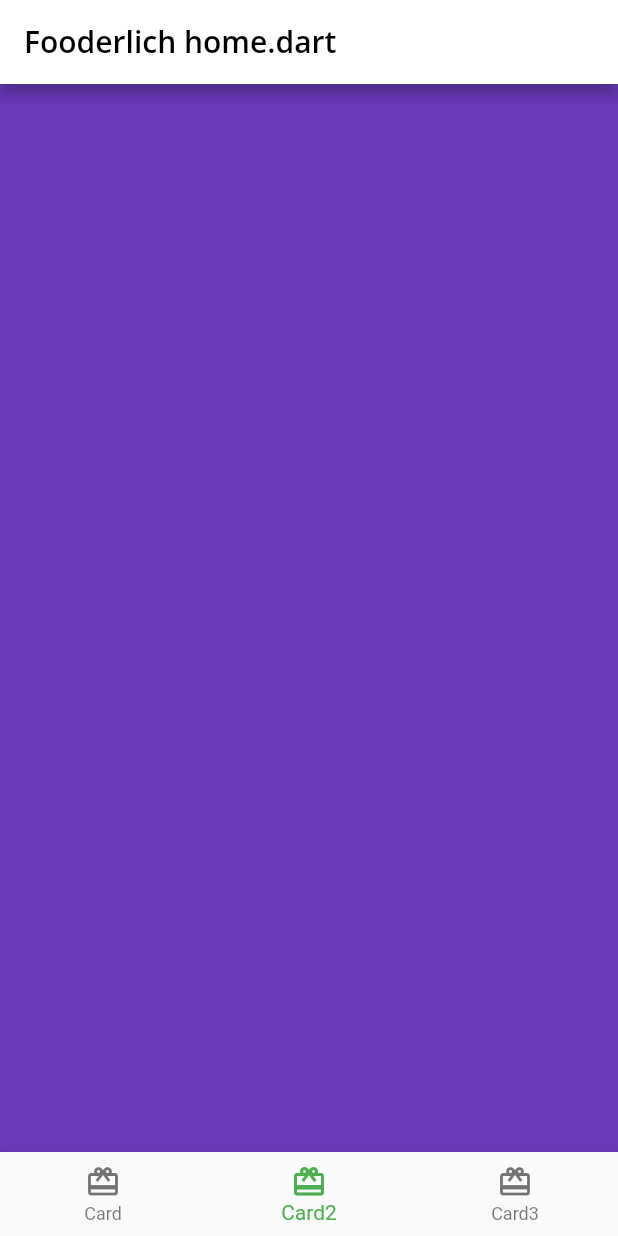
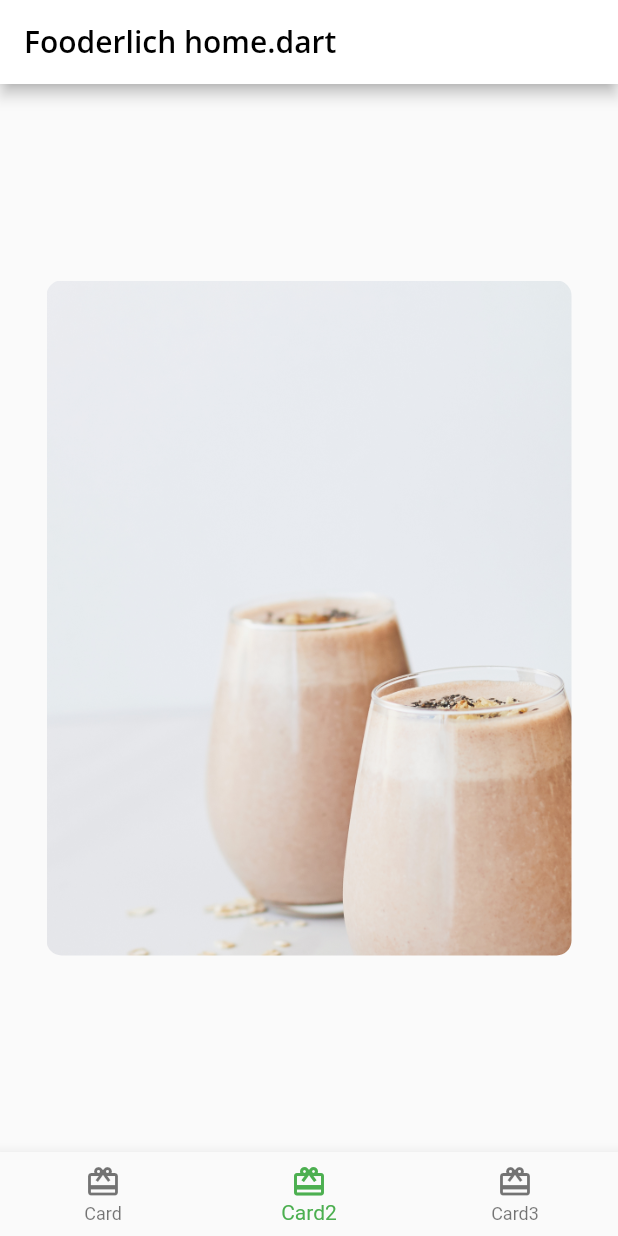
Before and after one commit to OscarAlmgren/apprentice_flutter, a Flutter app: the screen it shows after launch, item 2 of the bottom bar chosen, on a phone screen of 412 x 824 dp. Run offline on Flutter 3.47's test engine with Material 2 defaults, Android fonts, the light colour scheme and no system bars; our stand-ins replace google_fonts.

Commit message:
Card2 class, and use it in Home

```diff
--- /dev/null
+++ b/lib/card2.dart
@@ -0,0 +1,29 @@
+import 'package:flutter/material.dart';
+
+class Card2 extends StatelessWidget {
+  const Card2({Key? key}) : super(key: key);
+
+  @override
+  Widget build(BuildContext context) {
+    return Center(
+      child: Container(
+        constraints: const BoxConstraints.expand(
+          width: 350,
+          height: 450,
+        ),
+        decoration: const BoxDecoration(
+          image: DecorationImage(
+            image: AssetImage('assets/mag5.png'),
+            fit: BoxFit.cover,
+          ),
+          borderRadius: BorderRadius.all(
+            Radius.circular(10.0),
+          ),
+        ),
+        child: Column(
+          children: const [],
+        ),
+      ),
+    );
+  }
+}
--- a/lib/home.dart
+++ b/lib/home.dart
@@ -1,5 +1,7 @@
 import 'package:apprentice_flutter/card1.dart';
 import 'package:flutter/material.dart';
+
+import 'card2.dart';
 
 class Home extends StatefulWidget {
   const Home({Key? key}) : super(key: key);
@@ -13,9 +15,7 @@
 
   static List<Widget> pages = <Widget>[
     const Card1(),
-    Container(
-      color: Colors.deepPurple,
-    ),
+    const Card2(),
     Container(
       color: Colors.teal,
     ),
```
